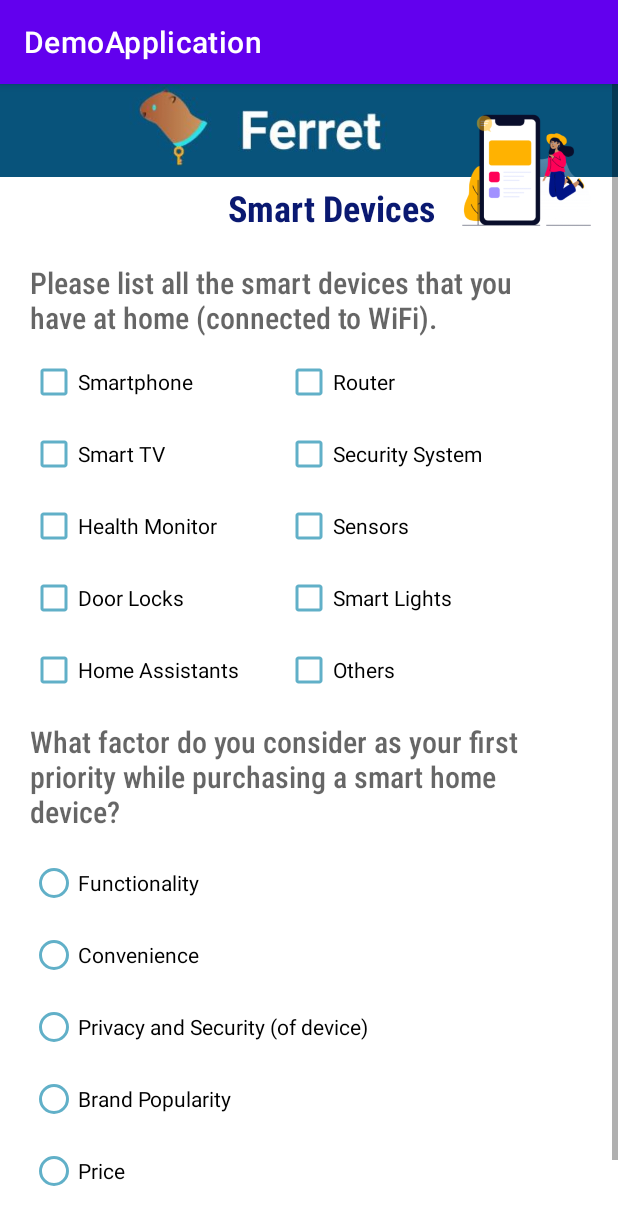
After one commit to HassaanAW/Sample-App-Java, an Android app: the SmartDevice screen opened directly, with no data from a screen before it, on a phone screen of 412 x 824 dp. The commit adds this screen. Shown: the top 1225 px of the screen. Run offline under Robolectric (Android 15) with nearby library versions, the light colour scheme and no system bars; our stand-ins replace Firebase (no records; nobody signed in at launch, a user with empty details on screens opened directly).

Commit message:
Added Smart Device Survey

```diff
--- /dev/null
+++ b/app/src/main/java/com/example/demoapplication/SmartDevice.java
@@ -0,0 +1,166 @@
+package com.example.demoapplication;
+
+import androidx.appcompat.app.AppCompatActivity;
+
+import android.content.Intent;
+import android.os.Bundle;
+import android.text.TextUtils;
+import android.view.View;
+import android.widget.CheckBox;
+import android.widget.RadioButton;
+import android.widget.Toast;
+
+import com.google.firebase.firestore.FirebaseFirestore;
+
+import java.util.ArrayList;
+import java.util.HashMap;
+import java.util.List;
+
+public class SmartDevice extends AppCompatActivity {
+
+    private String get_age, get_region, get_ISP, get_gender, get_city, get_MAC;
+    private String get_degree, get_industry, get_security, get_course, get_sec_course, get_language;
+    private CheckBox Smartphone, Router, SmartTV, SecuritySystem, Health, Sensor, DoorLock, SmartLight, HomeAssist, Others;
+    private RadioButton Functionality, Convenience, PriSec, Brand, Price;
+    private String get_priority;
+    private List<String> SmartDevices = new ArrayList<String>();
+
+    @Override
+    protected void onCreate(Bundle savedInstanceState) {
+        super.onCreate(savedInstanceState);
+        setContentView(R.layout.activity_smart_device);
+
+        Smartphone = (CheckBox) findViewById(R.id.checkBox4);
+        Router = (CheckBox) findViewById(R.id.checkBox6);
+        SmartTV = (CheckBox) findViewById(R.id.checkBox5);
+        SecuritySystem = (CheckBox) findViewById(R.id.checkBox7);
+        Health = (CheckBox) findViewById(R.id.checkBox8);
+        Sensor = (CheckBox) findViewById(R.id.checkBox9);
+        DoorLock = (CheckBox) findViewById(R.id.checkBox10);
+        SmartLight = (CheckBox) findViewById(R.id.checkBox11);
+        HomeAssist = (CheckBox) findViewById(R.id.checkBox12);
+        Others = (CheckBox) findViewById(R.id.checkBox13);
+
+        Functionality = (RadioButton) findViewById(R.id.radioButton3);
+        Convenience = (RadioButton) findViewById(R.id.radioButton4);
+        PriSec = (RadioButton) findViewById(R.id.radioButton5);
+        Brand = (RadioButton) findViewById(R.id.radioButton6);
+        Price = (RadioButton) findViewById(R.id.radioButton7);
+
+        get_city = getIntent().getStringExtra("City");
+        get_gender = getIntent().getStringExtra("Gender");
+        get_age = getIntent().getStringExtra("Age");
+        get_region = getIntent().getStringExtra("Region");
+        get_ISP = getIntent().getStringExtra("ISP");
+        get_MAC = getIntent().getStringExtra("MAC");
+
+        get_degree = getIntent().getStringExtra("Degree");
+        get_industry = getIntent().getStringExtra("Industry");
+        get_security = getIntent().getStringExtra("Field");
+        get_course = getIntent().getStringExtra("Courses");
+        get_sec_course = getIntent().getStringExtra("SecurityCourse");
+        get_language = getIntent().getStringExtra("Language");
+
+    }
+
+    public void onClick(View v){
+
+        if(Smartphone.isChecked()){
+          SmartDevices.add(Smartphone.getText().toString());
+        }
+        if(Router.isChecked()){
+            SmartDevices.add(Router.getText().toString());
+        }
+        if(SmartTV.isChecked()){
+            SmartDevices.add(SmartTV.getText().toString());
+        }
+        if(SecuritySystem.isChecked()){
+            SmartDevices.add(SecuritySystem.getText().toString());
+        }
+        if(Health.isChecked()){
+            SmartDevices.add(Health.getText().toString());
+        }
+        if(Sensor.isChecked()){
+            SmartDevices.add(Sensor.getText().toString());
+        }
+        if(DoorLock.isChecked()){
+            SmartDevices.add(DoorLock.getText().toString());
+        }
+        if(SmartLight.isChecked()){
+            SmartDevices.add(SmartLight.getText().toString());
+        }
+        if(HomeAssist.isChecked()){
+            SmartDevices.add(HomeAssist.getText().toString());
+        }
+        if(Others.isChecked()){
+            SmartDevices.add(Others.getText().toString());
+        }
+
+        // Getting Priority
+        if(Functionality.isChecked()){
+            get_priority = Functionality.getText().toString();
+        }
+        else if(Convenience.isChecked()){
+            get_priority = Convenience.getText().toString();
+        }
+        else if(PriSec.isChecked()){
+            get_priority = PriSec.getText().toString();
+        }
+        else if(Brand.isChecked()){
+            get_priority = Brand.getText().toString();
+        }
+        else if(Price.isChecked()){
+            get_priority = Price.getText().toString();
+        }
+
+        if (TextUtils.isEmpty(get_priority) || (SmartDevices.size() == 0)){
+            Toast.makeText(SmartDevice.this, "Please fill missing fields", Toast.LENGTH_SHORT).show();
+        }
+        else{
+
+        HashMap<String, Object> map = new HashMap<>();
+        map.put("Gender", get_gender);
+        map.put("Age", get_age);
+        map.put("City", get_city);
+        map.put("Region", get_region);
+        map.put("ISP", get_ISP);
+        map.put("Degree", get_degree);
+        map.put("Tech Industry", get_industry);
+        map.put("Security Field", get_security);
+        map.put("Taken Courses", get_course);
+        map.put("Security Courses", get_sec_course);
+        map.put("Language", get_language);
+        map.put("Smart Devices", SmartDevices);
+        map.put("Priority while Buying", get_priority);
+
+        FirebaseFirestore db = FirebaseFirestore.getInstance();
+        db.collection("Participants").document(get_MAC).set(map);
+        Toast.makeText(SmartDevice.this, "Survey Three complete!", Toast.LENGTH_SHORT).show();
+
+//            Intent intent = new Intent(this, SmartDevice.class);
+//            intent.putExtra("MAC", get_MAC);
+//            intent.putExtra("Age", get_age);
+//            intent.putExtra("Gender", get_gender);
+//            intent.putExtra("City", get_city);
+//            intent.putExtra("Region", get_region);
+//            intent.putExtra("ISP", get_ISP);
+//
+//            intent.putExtra("Degree", get_degree);
+//            intent.putExtra("Industry", get_industry);
+//            intent.putExtra("Field", get_security);
+//            intent.putExtra("Courses", get_course);
+//            intent.putExtra("SecurityCourse", get_sec_course);
+//            intent.putExtra("Language", get_language);
+//
+//            intent.putStringArrayListExtra("SmartDevices", (ArrayList<String>) SmartDevices);
+//            intent.putExtra("FirstPriority", get_priority);
+//            startActivity(intent);
+        }
+
+    }
+
+    public void Previous(View v){
+        Intent intent = new Intent(this, TechSurvey.class);
+        startActivity(intent);
+    }
+}
--- a/app/src/main/java/com/example/demoapplication/TechSurvey.java
+++ b/app/src/main/java/com/example/demoapplication/TechSurvey.java
@@ -29,7 +29,7 @@ public class TechSurvey extends AppCompatActivity {
     private RadioButton degree_yes, degree_no, industry_yes, industry_no, security_yes,
             security_no, course_yes, course_no, sec_course_yes, sec_course_no, programming_yes, programming_no;
     private TextView security_ques, course_ques;
-    private LinearLayout securtiy_ques_layout, course_ques_layout;
+    private LinearLayout security_ques_layout, course_ques_layout;
 
 
     @Override
@@ -51,7 +51,7 @@ public class TechSurvey extends AppCompatActivity {
         programming_no = (RadioButton) findViewById(R.id.radio16);
 
         security_ques = (TextView) findViewById(R.id.textView5);
-        securtiy_ques_layout = (LinearLayout) findViewById(R.id.linearLayout8);
+        security_ques_layout = (LinearLayout) findViewById(R.id.linearLayout8);
 
         course_ques = (TextView) findViewById(R.id.textView7);
         course_ques_layout = (LinearLayout) findViewById(R.id.linearLayout10);
@@ -73,14 +73,14 @@ public class TechSurvey extends AppCompatActivity {
     View.OnClickListener checkOption = new View.OnClickListener(){
         public void onClick(View v) {
             security_ques.setVisibility(View.VISIBLE);
-            securtiy_ques_layout.setVisibility(View.VISIBLE);
+            security_ques_layout.setVisibility(View.VISIBLE);
         }
     };
 
     View.OnClickListener checkOption2 = new View.OnClickListener(){
         public void onClick(View v) {
             security_ques.setVisibility(View.GONE);
-            securtiy_ques_layout.setVisibility(View.GONE);
+            security_ques_layout.setVisibility(View.GONE);
         }
     };
 
@@ -139,28 +139,31 @@ public class TechSurvey extends AppCompatActivity {
         else if (programming_no.isChecked()){
             get_language = programming_no.getText().toString();}
 
-        HashMap<String, Object> map = new HashMap<>();
-
-        map.put("Gender", get_gender);
-        map.put("Age", get_age);
-        map.put("City", get_city);
-        map.put("Region", get_region);
-        map.put("ISP", get_ISP);
-        map.put("Degree", get_degree);
-        map.put("Tech Industry", get_industry);
-        map.put("Security Field", get_security);
-        map.put("Taken Courses", get_course);
-        map.put("Security Courses", get_sec_course);
-        map.put("Language", get_language);
-
         if (TextUtils.isEmpty(get_language) || TextUtils.isEmpty(get_sec_course) || TextUtils.isEmpty(get_course) ||
                 TextUtils.isEmpty(get_security)  || TextUtils.isEmpty(get_industry)  || TextUtils.isEmpty(get_degree) ){
             Toast.makeText(TechSurvey.this, "Please fill missing fields", Toast.LENGTH_SHORT).show();
         }
         else{
-            FirebaseFirestore db = FirebaseFirestore.getInstance();
-            db.collection("Participants").document(get_MAC).set(map);
-            Toast.makeText(TechSurvey.this, "Submitted", Toast.LENGTH_SHORT).show();
+//            FirebaseFirestore db = FirebaseFirestore.getInstance();
+//            db.collection("Participants").document(get_MAC).set(map);
+//            Toast.makeText(TechSurvey.this, "Submitted", Toast.LENGTH_SHORT).show();
+            Toast.makeText(TechSurvey.this, "Survey Two complete!", Toast.LENGTH_SHORT).show();
+
+            Intent intent = new Intent(this, SmartDevice.class);
+            intent.putExtra("MAC", get_MAC);
+            intent.putExtra("Age", get_age);
+            intent.putExtra("Gender", get_gender);
+            intent.putExtra("City", get_city);
+            intent.putExtra("Region", get_region);
+            intent.putExtra("ISP", get_ISP);
+
+            intent.putExtra("Degree", get_degree);
+            intent.putExtra("Industry", get_industry);
+            intent.putExtra("Field", get_security);
+            intent.putExtra("Courses", get_course);
+            intent.putExtra("SecurityCourse", get_sec_course);
+            intent.putExtra("Language", get_language);
+            startActivity(intent);
         }
     }
     public void Previous(View v){
--- /dev/null
+++ b/app/src/main/res/layout/activity_smart_device.xml
@@ -0,0 +1,266 @@
+<?xml version="1.0" encoding="utf-8"?>
+
+<ScrollView xmlns:android="http://schemas.android.com/apk/res/android"
+    xmlns:app="http://schemas.android.com/apk/res-auto"
+    xmlns:tools="http://schemas.android.com/tools"
+    android:layout_width="wrap_content"
+    android:layout_height="wrap_content">
+
+<androidx.constraintlayout.widget.ConstraintLayout
+    android:layout_width="match_parent"
+    android:layout_height="match_parent"
+    tools:context=".SmartDevice">
+
+    <Button
+        android:id="@+id/addButton4"
+        android:layout_width="wrap_content"
+        android:layout_height="wrap_content"
+        android:layout_marginTop="15dp"
+        android:layout_marginEnd="80dp"
+        android:layout_marginRight="80dp"
+        android:onClick="onClick"
+        android:text="Next"
+        app:backgroundTint="#1098E4"
+        app:layout_constraintEnd_toEndOf="parent"
+        app:layout_constraintTop_toBottomOf="@+id/linearLayout5" />
+
+    <Button
+        android:id="@+id/addButton5"
+        android:layout_width="wrap_content"
+        android:layout_height="wrap_content"
+        android:layout_marginStart="80dp"
+        android:layout_marginLeft="80dp"
+        android:layout_marginTop="15dp"
+        android:layout_marginEnd="10dp"
+        android:layout_marginRight="10dp"
+        android:onClick="Previous"
+        android:text="Back"
+        app:backgroundTint="#1098E4"
+        app:layout_constraintEnd_toStartOf="@+id/addButton4"
+        app:layout_constraintHorizontal_bias="0.0"
+        app:layout_constraintStart_toStartOf="parent"
+        app:layout_constraintTop_toBottomOf="@+id/linearLayout5" />
+
+    <TextView
+        android:id="@+id/textView12"
+        android:layout_width="340dp"
+        android:layout_height="84dp"
+        android:layout_marginStart="20dp"
+        android:layout_marginLeft="20dp"
+        android:layout_marginEnd="20dp"
+        android:layout_marginRight="20dp"
+        android:fontFamily="sans-serif-condensed-medium"
+        android:text="@string/Q13"
+        android:textAppearance="@style/TextAppearance.AppCompat.Display1"
+        android:textSize="20sp"
+        app:layout_constraintEnd_toEndOf="parent"
+        app:layout_constraintHorizontal_bias="0.0"
+        app:layout_constraintStart_toStartOf="parent"
+        app:layout_constraintTop_toBottomOf="@+id/linearLayout4" />
+
+    <TextView
+        android:id="@+id/textView11"
+        android:layout_width="340dp"
+        android:layout_height="56dp"
+        android:layout_marginStart="20dp"
+        android:layout_marginLeft="20dp"
+        android:layout_marginTop="20dp"
+        android:layout_marginEnd="20dp"
+        android:layout_marginRight="20dp"
+        android:fontFamily="sans-serif-condensed-medium"
+        android:text="@string/Q12"
+        android:textAppearance="@style/TextAppearance.AppCompat.Display1"
+        android:textSize="20sp"
+        app:layout_constraintEnd_toEndOf="parent"
+        app:layout_constraintHorizontal_bias="0.0"
+        app:layout_constraintStart_toStartOf="parent"
+        app:layout_constraintTop_toBottomOf="@+id/textView9" />
+
+    <TextView
+        android:id="@+id/textView9"
+        android:layout_width="wrap_content"
+        android:layout_height="wrap_content"
+        android:layout_marginStart="100dp"
+        android:layout_marginLeft="100dp"
+        android:layout_marginTop="4dp"
+        android:fontFamily="sans-serif-condensed-medium"
+        android:gravity="center|center_horizontal|center_vertical"
+        android:lineSpacingExtra="20sp"
+        android:text="@string/Title3"
+        android:textAppearance="@style/TextAppearance.AppCompat.Large"
+        android:textColor="#0A1971"
+        android:textSize="24sp"
+        android:textStyle="bold"
+        app:layout_constraintEnd_toStartOf="@+id/imageView5"
+        app:layout_constraintHorizontal_bias="1.0"
+        app:layout_constraintStart_toStartOf="parent"
+        app:layout_constraintTop_toBottomOf="@+id/imageView3" />
+
+    <ImageView
+        android:id="@+id/imageView3"
+        android:layout_width="424dp"
+        android:layout_height="62dp"
+        app:layout_constraintEnd_toEndOf="parent"
+        app:layout_constraintStart_toStartOf="parent"
+        app:layout_constraintTop_toTopOf="parent"
+        app:srcCompat="@drawable/top" />
+
+    <ImageView
+        android:id="@+id/imageView5"
+        android:layout_width="122dp"
+        android:layout_height="84dp"
+        android:layout_marginTop="15dp"
+        app:layout_constraintEnd_toEndOf="parent"
+        app:layout_constraintTop_toTopOf="parent"
+        app:srcCompat="@drawable/iotdevices" />
+
+    <LinearLayout
+        android:id="@+id/linearLayout4"
+        android:layout_width="340dp"
+        android:layout_height="250dp"
+        android:layout_marginStart="20dp"
+        android:layout_marginLeft="20dp"
+        android:orientation="horizontal"
+        app:layout_constraintEnd_toEndOf="parent"
+        app:layout_constraintHorizontal_bias="0.0"
+        app:layout_constraintStart_toStartOf="parent"
+        app:layout_constraintTop_toBottomOf="@+id/textView11">
+
+        <LinearLayout
+            android:layout_width="170dp"
+            android:layout_height="match_parent"
+            android:orientation="vertical">
+
+            <CheckBox
+                android:id="@+id/checkBox4"
+                android:layout_width="match_parent"
+                android:layout_height="wrap_content"
+                app:buttonTint="#61B0C8"
+                android:text="Smartphone" />
+
+            <CheckBox
+                android:id="@+id/checkBox5"
+                android:layout_width="match_parent"
+                android:layout_height="wrap_content"
+                app:buttonTint="#61B0C8"
+                android:text="Smart TV" />
+
+            <CheckBox
+                android:id="@+id/checkBox8"
+                android:layout_width="match_parent"
+                android:layout_height="wrap_content"
+                app:buttonTint="#61B0C8"
+                android:text="Health Monitor" />
+
+            <CheckBox
+                android:id="@+id/checkBox10"
+                android:layout_width="match_parent"
+                android:layout_height="wrap_content"
+                app:buttonTint="#61B0C8"
+                android:text="Door Locks" />
+
+            <CheckBox
+                android:id="@+id/checkBox12"
+                android:layout_width="match_parent"
+                android:layout_height="wrap_content"
+                app:buttonTint="#61B0C8"
+                android:text="Home Assistants " />
+        </LinearLayout>
+
+        <LinearLayout
+            android:layout_width="170dp"
+            android:layout_height="match_parent"
+            android:orientation="vertical">
+
+            <CheckBox
+                android:id="@+id/checkBox6"
+                android:layout_width="match_parent"
+                android:layout_height="wrap_content"
+                app:buttonTint="#61B0C8"
+                android:text="Router" />
+
+            <CheckBox
+                android:id="@+id/checkBox7"
+                android:layout_width="match_parent"
+                android:layout_height="wrap_content"
+                app:buttonTint="#61B0C8"
+                android:text="Security System" />
+
+            <CheckBox
+                android:id="@+id/checkBox9"
+                android:layout_width="match_parent"
+                android:layout_height="wrap_content"
+                app:buttonTint="#61B0C8"
+                android:text="Sensors" />
+
+            <CheckBox
+                android:id="@+id/checkBox11"
+                android:layout_width="match_parent"
+                android:layout_height="wrap_content"
+                app:buttonTint="#61B0C8"
+                android:text="Smart Lights" />
+
+            <CheckBox
+                android:id="@+id/checkBox13"
+                android:layout_width="match_parent"
+                android:layout_height="wrap_content"
+                app:buttonTint="#61B0C8"
+                android:text="Others" />
+        </LinearLayout>
+    </LinearLayout>
+
+    <LinearLayout
+        android:id="@+id/linearLayout5"
+        android:layout_width="340dp"
+        android:layout_height="250dp"
+        android:layout_marginStart="20dp"
+        android:layout_marginLeft="20dp"
+        android:orientation="vertical"
+        app:layout_constraintEnd_toEndOf="parent"
+        app:layout_constraintHorizontal_bias="0.0"
+        app:layout_constraintStart_toStartOf="parent"
+        app:layout_constraintTop_toBottomOf="@+id/textView12">
+
+        <RadioGroup
+            android:layout_width="match_parent"
+            android:layout_height="match_parent">
+
+            <RadioButton
+                android:id="@+id/radioButton3"
+                android:layout_width="match_parent"
+                android:layout_height="wrap_content"
+                app:buttonTint="#61B0C8"
+                android:text="Functionality" />
+
+            <RadioButton
+                android:id="@+id/radioButton4"
+                android:layout_width="match_parent"
+                android:layout_height="wrap_content"
+                app:buttonTint="#61B0C8"
+                android:text="Convenience" />
+
+            <RadioButton
+                android:id="@+id/radioButton5"
+                android:layout_width="match_parent"
+                android:layout_height="wrap_content"
+                app:buttonTint="#61B0C8"
+                android:text="Privacy and Security (of device)" />
+
+            <RadioButton
+                android:id="@+id/radioButton6"
+                android:layout_width="match_parent"
+                android:layout_height="wrap_content"
+                app:buttonTint="#61B0C8"
+                android:text="Brand Popularity" />
+
+            <RadioButton
+                android:id="@+id/radioButton7"
+                android:layout_width="match_parent"
+                android:layout_height="wrap_content"
+                app:buttonTint="#61B0C8"
+                android:text="Price" />
+        </RadioGroup>
+    </LinearLayout>
+
+</androidx.constraintlayout.widget.ConstraintLayout>
+</ScrollView>
--- a/app/src/main/res/values/strings.xml
+++ b/app/src/main/res/values/strings.xml
@@ -1,8 +1,9 @@
 <resources>
     <string name="app_name">DemoApplication</string>
     <string name="Ferret">Ferret</string>
-    <string name="Title">Demographic Survey</string>
-    <string name="Title2">Tech Survey</string>
+    <string name="Title">Demographic Details</string>
+    <string name="Title2">Tech Expertise</string>
+    <string name="Title3">Smart Devices</string>
     <string name="Q1">Age Group</string>
     <string name="Q2">Gender</string>
     <string name="Q3">City</string>
@@ -14,6 +15,7 @@
     <string name="Q9">Have you taken courses (online or physical) related to computer science in the past two years?</string>
     <string name="Q10">Have you taken any security related courses?</string>
     <string name="Q11">Are you proficient in any programming language?</string>
-
+    <string name="Q12">Please list all the smart devices that you have at home (connected to WiFi).</string>
+    <string name="Q13">What factor do you consider as your first priority while purchasing a smart home device? </string>
 
 </resources>
```
Also changed, not shown: app/src/main/AndroidManifest.xml (+7 -4 lines), app/src/main/res/drawable/iotdevices.png (added).
